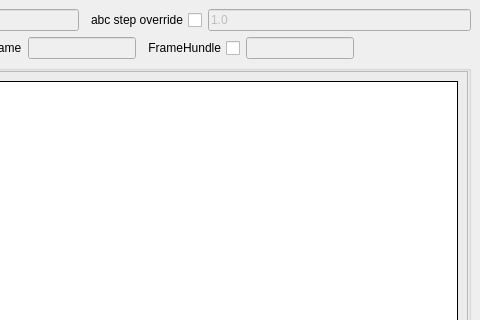
Above: pycode/gui.ui from n-designdev/ND_AssetExporter before the change; both pictures show x 506 to 986 and y 0 to 320 of the 986 by 798 pixel window. Below: the same form after it.
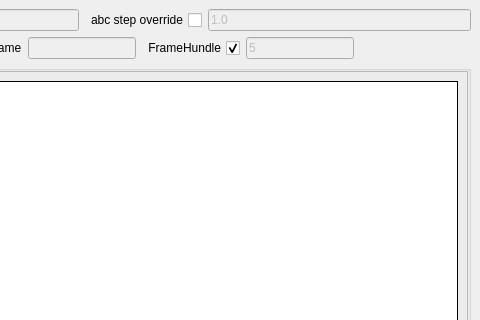
That is the form after the change.

```diff
--- a/pycode/gui.ui
+++ b/pycode/gui.ui
@@ -255,6 +255,9 @@
         <property name="text">
          <string>FrameHundle</string>
         </property>
+        <property name="checked">
+         <bool>true</bool>
+        </property>
        </widget>
       </item>
       <item>
@@ -263,7 +266,7 @@
          <bool>false</bool>
         </property>
         <property name="text">
-         <string/>
+         <string>5</string>
         </property>
        </widget>
       </item>
```
